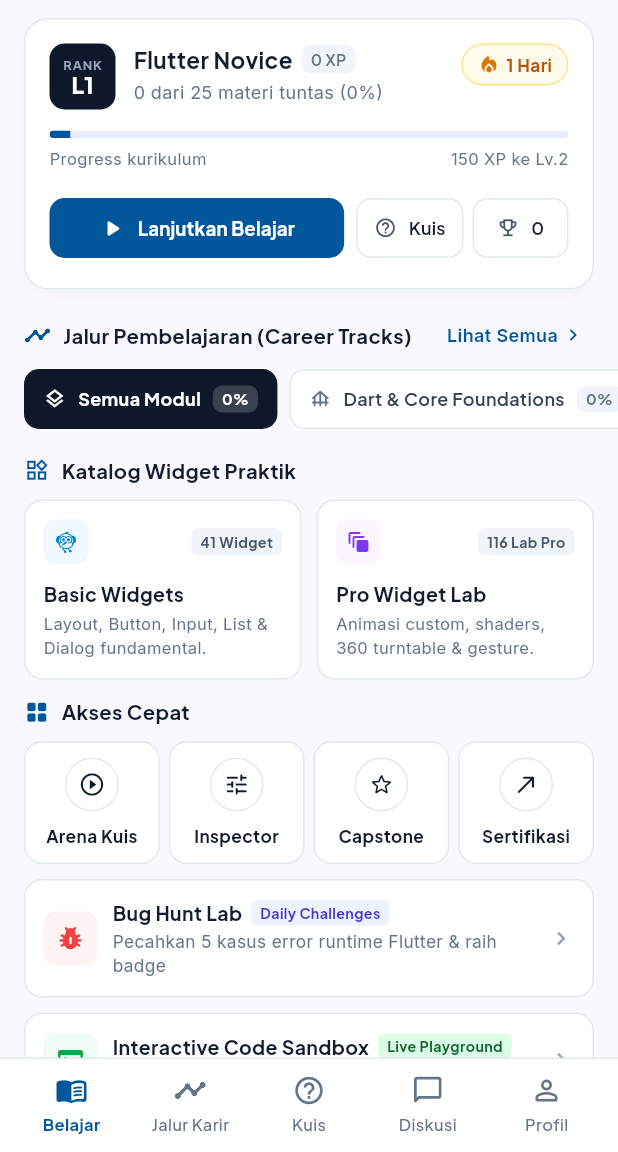
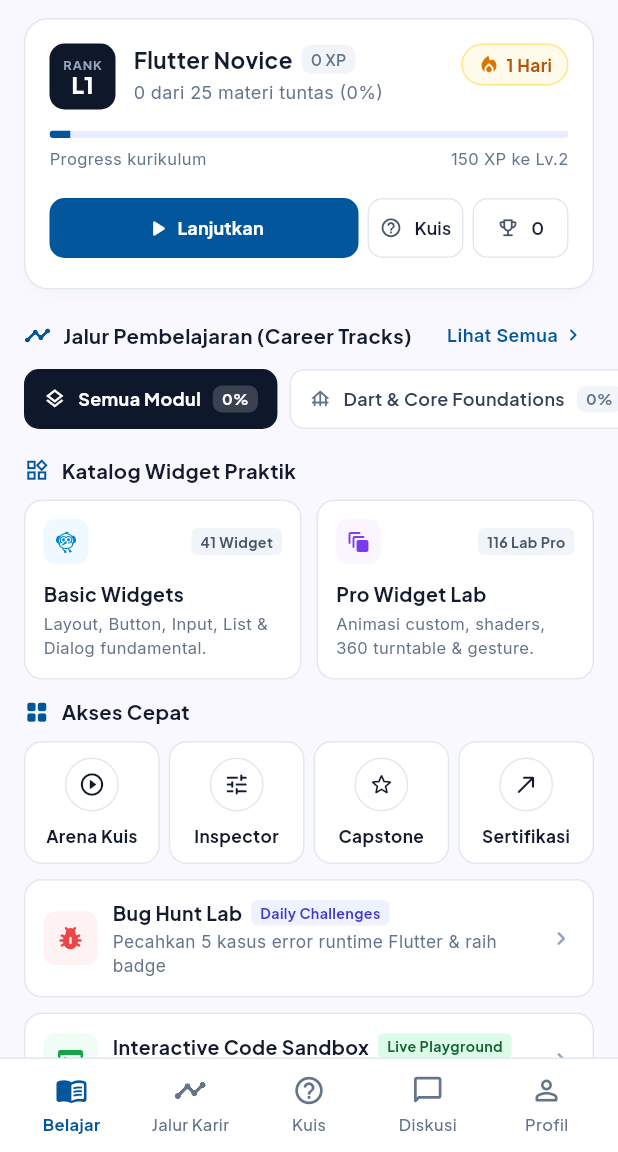
Before and after one commit to zainalsalamun/flutter_learning_hub, a Flutter app: the screen it shows after launch, on a phone screen of 412 x 824 dp, the part 84-1236 px from its top. Run offline on Flutter 3.47's test engine with Material 3 defaults, Android fonts, the phone set to English and light mode, and no system bars; our stand-ins replace dio, flutter_riverpod, freezed_annotation, google_fonts, shared_preferences; missing offline and left inert: mocktail; accounts and stored records are empty.

Commit message:
test: add comprehensive test suite and improve student header card responsiveness

```diff
--- a/lib/lms/widgets/lms_student_header_card.dart
+++ b/lib/lms/widgets/lms_student_header_card.dart
@@ -192,13 +192,18 @@
           Row(
             mainAxisAlignment: MainAxisAlignment.spaceBetween,
             children: [
-              Text(
+              Expanded(
+                child: Text(
                   'Progress kurikulum',
                   style: AppTypography.bodyText(
                     fontSize: 11,
                     color: AppColors.textSecondary,
                   ),
+                  maxLines: 1,
+                  overflow: TextOverflow.ellipsis,
                 ),
+              ),
+              const SizedBox(width: 8),
               Text(
                 '$xpNeeded XP ke Lv.${level + 1}',
                 style: AppTypography.bodyText(
@@ -215,7 +220,7 @@
           Row(
             children: [
               Expanded(
-                child: FilledButton.icon(
+                child: FilledButton(
                   onPressed: () {
                     final nextLesson = lmsService.getNextRecommendedLesson();
                     if (nextLesson != null) {
@@ -227,29 +232,43 @@
                       );
                     }
                   },
-                  icon: const Icon(
+                  style: FilledButton.styleFrom(
+                    backgroundColor: AppColors.primary,
+                    padding: const EdgeInsets.symmetric(
+                      horizontal: 8,
+                      vertical: 10,
+                    ),
+                    shape: RoundedRectangleBorder(
+                      borderRadius: BorderRadius.circular(10),
+                    ),
+                  ),
+                  child: const Row(
+                    mainAxisAlignment: MainAxisAlignment.center,
+                    mainAxisSize: MainAxisSize.min,
+                    children: [
+                      Icon(
                         Icons.play_arrow_rounded,
                         size: 18,
                         color: Colors.white,
                       ),
-                  label: const Text(
-                    'Lanjutkan Belajar',
+                      SizedBox(width: 4),
+                      Flexible(
+                        child: Text(
+                          'Lanjutkan',
                           style: TextStyle(
                             color: Colors.white,
-                      fontSize: 12.5,
+                            fontSize: 12,
                             fontWeight: FontWeight.w700,
                           ),
+                          maxLines: 1,
+                          overflow: TextOverflow.ellipsis,
                         ),
-                  style: FilledButton.styleFrom(
-                    backgroundColor: AppColors.primary,
-                    padding: const EdgeInsets.symmetric(vertical: 10),
-                    shape: RoundedRectangleBorder(
-                      borderRadius: BorderRadius.circular(10),
+                      ),
+                    ],
                   ),
                 ),
               ),
-              ),
-              const SizedBox(width: 8),
+              const SizedBox(width: 6),
               OutlinedButton.icon(
                 onPressed: () {
                   Navigator.push(
@@ -276,7 +295,7 @@
                   side: const BorderSide(color: AppColors.borderSubtle),
                   backgroundColor: AppColors.surface,
                   padding: const EdgeInsets.symmetric(
-                    horizontal: 12,
+                    horizontal: 8,
                     vertical: 10,
                   ),
                   shape: RoundedRectangleBorder(
@@ -311,7 +330,7 @@
                   side: const BorderSide(color: AppColors.borderSubtle),
                   backgroundColor: AppColors.surface,
                   padding: const EdgeInsets.symmetric(
-                    horizontal: 10,
+                    horizontal: 8,
                     vertical: 10,
                   ),
                   shape: RoundedRectangleBorder(
```
Lines whose indentation alone changed are shown as unchanged.
